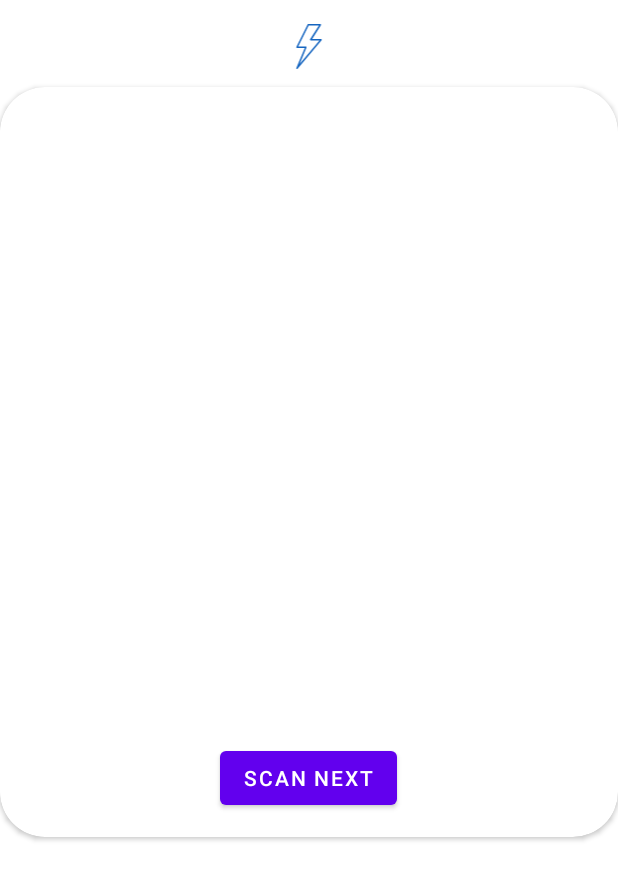
After one commit to Jyotsna2002/Late-Entry-Project, an Android app: the fragment QRcodeSanner shown on its own in the app's theme, on a phone screen of 412 x 824 dp. The commit adds this screen. Shown: the top 880 px of the screen. Run offline under Robolectric (Android 15) with nearby library versions, the phone set to English and light mode, and no system bars; our stand-ins replace data binding; libraries missing offline, so code that uses them is left out: me.dm7.barcodescanner; 13 statements that could not run were skipped.

Commit message:
Scanner and camera permission done

```diff
--- a/app/build.gradle
+++ b/app/build.gradle
@@ -21,6 +21,9 @@ android {
             minifyEnabled false
             proguardFiles getDefaultProguardFile('proguard-android-optimize.txt'), 'proguard-rules.pro'
         }
+        buildFeatures{
+            dataBinding true
+        }
     }
     compileOptions {
         sourceCompatibility JavaVersion.VERSION_1_8
@@ -40,4 +43,5 @@ dependencies {
     testImplementation 'junit:junit:4.+'
     androidTestImplementation 'androidx.test.ext:junit:1.1.3'
     androidTestImplementation 'androidx.test.espresso:espresso-core:3.4.0'
+    implementation 'me.dm7.barcodescanner:zbar:1.9.13'
 }
--- a/app/src/main/AndroidManifest.xml
+++ b/app/src/main/AndroidManifest.xml
@@ -1,7 +1,7 @@
 <?xml version="1.0" encoding="utf-8"?>
 <manifest xmlns:android="http://schemas.android.com/apk/res/android"
     package="com.example.lateentryproject">
-
+    <uses-permission android:name="android.permission.CAMERA"/>
     <application
         android:allowBackup="true"
         android:icon="@mipmap/ic_launcher"
--- /dev/null
+++ b/app/src/main/java/com/example/lateentryproject/UI/QRcodeSanner.kt
@@ -0,0 +1,128 @@
+package com.example.lateentryproject.UI
+
+import android.os.Bundle
+import android.view.LayoutInflater
+import android.view.View
+import android.view.ViewGroup
+import android.widget.Toast
+import androidx.core.content.ContextCompat
+import androidx.databinding.DataBindingUtil
+import androidx.fragment.app.Fragment
+import com.example.lateentryproject.R
+import com.example.lateentryproject.databinding.FragmentQRcodeSannerBinding
+import me.dm7.barcodescanner.zbar.Result
+import me.dm7.barcodescanner.zbar.ZBarScannerView
+
+
+class QRcodeSanner : Fragment(), ZBarScannerView.ResultHandler {
+    lateinit var binding: FragmentQRcodeSannerBinding
+
+    companion object {
+
+        fun newInstance(): QRcodeSanner {
+            return QRcodeSanner()
+        }
+    }
+
+    private lateinit var mView: View
+
+    lateinit var scannerView: ZBarScannerView
+
+
+    override fun onCreateView(
+        inflater: LayoutInflater,
+        container: ViewGroup?,
+        savedInstanceState: Bundle?
+    ): View? {
+        binding = DataBindingUtil.inflate(
+            layoutInflater,
+            R.layout.fragment_q_rcode_sanner,
+            container,
+            false
+        )
+        val view = binding.root
+        val button = binding.button
+        onClicks()
+        initializeQRCamera()
+        button.setOnClickListener {
+            scannerView.resumeCameraPreview(this)
+        }
+        return view
+    }
+
+
+    private fun initializeQRCamera() {
+        scannerView = ZBarScannerView(context)
+        scannerView.setResultHandler(this)
+        scannerView.setBackgroundColor(
+            ContextCompat.getColor(
+                requireContext(),
+                R.color.colorTranslucent
+            )
+        )
+        scannerView.setBorderColor(
+            ContextCompat.getColor(
+                requireContext(),
+                R.color.colorTranslucent
+            )
+        )
+        scannerView.setLaserColor(
+            ContextCompat.getColor(
+                requireContext(),
+                R.color.colorTranslucent
+            )
+        )
+        scannerView.setBorderStrokeWidth(10)
+        scannerView.setSquareViewFinder(true)
+        scannerView.setupScanner()
+        scannerView.setAutoFocus(true)
+        startQRCamera()
+        binding.containerScanner.addView(scannerView)
+    }
+
+
+    private fun startQRCamera() {
+        scannerView.startCamera()
+    }
+
+    private fun onClicks() {
+        binding.flashToggle.setOnClickListener {
+            if (binding.flashToggle.isSelected) {
+                offFlashLight()
+            } else {
+                onFlashLight()
+            }
+        }
+    }
+
+    private fun onFlashLight() {
+        binding.flashToggle.isSelected = true
+        scannerView.flash = true
+    }
+
+    private fun offFlashLight() {
+        binding.flashToggle.isSelected = false
+        scannerView.flash = false
+    }
+
+    override fun onResume() {
+        super.onResume()
+        scannerView.setResultHandler(this)
+        scannerView.startCamera()
+    }
+
+    override fun onPause() {
+        super.onPause()
+        scannerView.stopCamera()
+    }
+
+    override fun onDestroy() {
+        super.onDestroy()
+        scannerView.stopCamera()
+    }
+
+    override fun handleResult(rawResult: Result?) {
+        Toast.makeText(requireContext(), rawResult?.contents, Toast.LENGTH_SHORT).show()
+    }
+
+}
--- /dev/null
+++ b/app/src/main/res/drawable/ic_flash_off.xml
@@ -0,0 +1,4 @@
+<vector android:height="24dp" android:viewportHeight="512"
+    android:viewportWidth="512" android:width="24dp" xmlns:android="http://schemas.android.com/apk/res/android">
+   <path android:fillColor="#1565C0" android:pathData="M400.388,175.787c-1.707,-3.413 -4.267,-5.12 -7.68,-5.12H292.015L391.855,12.8c1.707,-2.56 1.707,-5.973 0,-8.533S387.588,0 384.175,0H247.642c-3.413,0 -5.973,1.707 -7.68,4.267l-128,256c-1.707,2.56 -1.707,5.973 0,8.533c1.707,2.56 5.12,4.267 7.68,4.267h87.893l-95.573,227.84c-1.707,3.413 0,7.68 3.413,10.24c0.853,0.853 2.56,0.853 4.267,0.853c2.56,0 5.12,-0.853 6.827,-2.56l273.067,-324.267C401.242,182.613 402.095,179.2 400.388,175.787zM149.508,454.827l78.507,-187.733c0.853,-2.56 0.853,-5.12 -0.853,-7.68c-1.707,-1.707 -4.267,-3.413 -6.827,-3.413h-87.04L252.762,17.067h116.053L268.122,174.933c-1.707,2.56 -1.707,5.973 0,8.533s4.267,4.267 7.68,4.267h98.987L149.508,454.827z"/>
+</vector>
--- /dev/null
+++ b/app/src/main/res/drawable/ic_flash_on.xml
@@ -0,0 +1,4 @@
+<vector android:height="24dp" android:viewportHeight="512"
+    android:viewportWidth="512" android:width="24dp" xmlns:android="http://schemas.android.com/apk/res/android">
+   <path android:fillColor="#1565C0" android:pathData="M400.268,175.599c-1.399,-3.004 -4.412,-4.932 -7.731,-4.932h-101.12l99.797,-157.568c1.664,-2.628 1.766,-5.956 0.265,-8.678C389.977,1.69 387.109,0 384.003,0H247.47c-3.234,0 -6.187,1.826 -7.637,4.719l-128,256c-1.323,2.637 -1.178,5.777 0.375,8.294c1.562,2.517 4.301,4.053 7.262,4.053h87.748l-95.616,227.089c-1.63,3.883 -0.179,8.388 3.413,10.59c1.382,0.845 2.918,1.254 4.446,1.254c2.449,0 4.864,-1.05 6.537,-3.029l273.067,-324.267C401.206,182.161 401.667,178.611 400.268,175.599z"/>
+</vector>
--- /dev/null
+++ b/app/src/main/res/drawable/selector.xml
@@ -0,0 +1,5 @@
+<?xml version="1.0" encoding="utf-8"?>
+<selector xmlns:android="http://schemas.android.com/apk/res/android">
+    <item android:state_selected="true" android:drawable="@drawable/ic_flash_on"/>
+    <item android:state_selected="false" android:drawable="@drawable/ic_flash_off"/>
+</selector>
--- /dev/null
+++ b/app/src/main/res/layout/fragment_q_rcode_sanner.xml
@@ -0,0 +1,49 @@
+<?xml version="1.0" encoding="utf-8"?>
+<layout xmlns:android="http://schemas.android.com/apk/res/android"
+    xmlns:tools="http://schemas.android.com/tools"
+    xmlns:app="http://schemas.android.com/apk/res-auto">
+
+    <data>
+
+    </data>
+
+    <androidx.constraintlayout.widget.ConstraintLayout
+        android:layout_width="match_parent"
+        android:layout_height="match_parent">
+
+        <androidx.cardview.widget.CardView
+
+            android:id="@+id/containerScanner"
+            android:layout_width="match_parent"
+            android:layout_height="500dp"
+            android:layout_marginTop="12dp"
+            app:cardCornerRadius="30dp"
+            app:layout_constraintEnd_toEndOf="parent"
+            app:layout_constraintStart_toStartOf="parent"
+            app:layout_constraintTop_toBottomOf="@+id/flashToggle">
+
+            <Button
+                android:id="@+id/button"
+                android:layout_width="wrap_content"
+                android:layout_height="wrap_content"
+                android:layout_gravity="center|bottom"
+                android:layout_marginTop="16dp"
+                android:layout_marginBottom="15dp"
+                android:text="scan next" />
+
+        </androidx.cardview.widget.CardView>
+
+        <androidx.appcompat.widget.AppCompatImageView
+            android:id="@+id/flashToggle"
+            android:layout_width="40dp"
+            android:layout_height="30dp"
+            android:layout_marginTop="16dp"
+            android:layout_marginBottom="16dp"
+            android:src="@drawable/selector"
+            app:layout_constraintEnd_toEndOf="parent"
+            app:layout_constraintStart_toStartOf="parent"
+            app:layout_constraintTop_toTopOf="parent"
+            app:layout_constraintVertical_bias="0.0" />
+
+    </androidx.constraintlayout.widget.ConstraintLayout>
+</layout>
--- a/app/src/main/res/values/colors.xml
+++ b/app/src/main/res/values/colors.xml
@@ -7,4 +7,8 @@
     <color name="teal_700">#FF018786</color>
     <color name="black">#FF000000</color>
     <color name="white">#FFFFFFFF</color>
+    <color name="colorPrimary">#2196f3</color>
+    <color name="darkBrown">#2B2828</color>
+    <color name="colorTranslucent">#50000000</color>
+
 </resources>
--- a/app/src/main/res/values/strings.xml
+++ b/app/src/main/res/values/strings.xml
@@ -2,4 +2,10 @@
     <string name="app_name">Late Entry Project</string>
     <string name="scan_barcode_to_register_a_late_entry">Scan BarCode <font size="13" color="#787878">\nTo Register a Late Entry</font></string>
     <string name="guidelines">1. Fine would be automatically deducted from your <font  color="#383D3B"><b>security money.</b></font> \n2. Fine would be deducted after <font  color="#383D3B"><b>n consecutive late entries in a month.</b></font> \n3. If there is issue to scan the barcode <font  color="#383D3B"><b>manually enter the roll no.</b></font> mentioned on the ID card.</string>
+    <string name="grant">Grant</string>
+    <string name="cancel">Cancel</string>
+    <string name="grant_permissions">Grant Permissions</string>
+    <string name="we_need_permission">We need camera permission to scan QR codes. Go to App Settings and manage
+        permissions
+    </string>
 </resources>
```
Also changed, not shown: app/src/main/java/com/example/lateentryproject/MainActivity.kt (+7 -2 lines), app/src/main/java/com/example/lateentryproject/UI/FrontPageFragment.kt (+74 -3 lines), app/src/main/res/drawable/ic_edit.xml (added, +8 -0 lines), app/src/main/res/layout/activity_main.xml (+1 -9 lines), app/src/main/res/layout/front_page_fragment.xml (+16 -3 lines), app/src/main/res/values-night/style.xml (added, +12 -0 lines), app/src/main/res/values/style.xml (added, +12 -0 lines).
